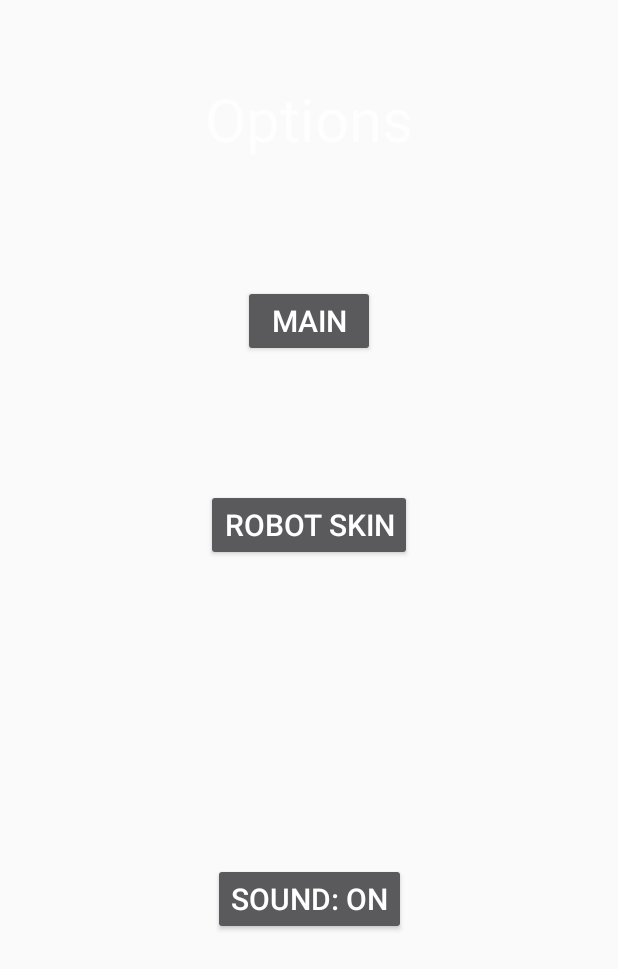
After one commit to Luyaren/AndroidGameMadeForClass, an Android app: the layout activity_options_actvity.xml on its own in the app's theme, with its tools: preview values and no code run, on a phone screen of 412 x 824 dp. The commit adds this screen. Shown: the top 969 px of the screen. Run offline under Robolectric (Android 15) with nearby library versions, the phone set to English and light mode, and no system bars.

Commit message:
Merged PR 48: Added options activity and ability to choose robot skin and changed level play music

```diff
--- a/app/src/main/AndroidManifest.xml
+++ b/app/src/main/AndroidManifest.xml
@@ -23,7 +23,8 @@
             android:name=".activities.LevelSelectActivity"
             android:label="@string/title_activity_level_select"
             android:theme="@style/AppTheme.NoActionBar" />
-        <activity android:name=".activities.LevelPlayActivity"></activity>
+        <activity android:name=".activities.LevelPlayActivity" />
+        <activity android:name=".activities.OptionsActvity"></activity>
     </application>
 
 </manifest>
--- a/app/src/main/java/io/robotbois/robotboisapp/activities/MainActivity.kt
+++ b/app/src/main/java/io/robotbois/robotboisapp/activities/MainActivity.kt
@@ -6,12 +6,12 @@ import android.media.MediaPlayer
 import android.support.v7.app.AppCompatActivity
 import android.os.Bundle
 import io.robotbois.robotboisapp.R
-import io.robotbois.robotboisapp.activities.LevelPlayActivity
-import io.robotbois.robotboisapp.activities.LevelSelectActivity
+import android.support.v7.app.AlertDialog
 import io.robotbois.robotboisapp.managers.GameStateManager
 import io.robotbois.robotboisapp.managers.MusicManager
 import kotlinx.android.synthetic.main.activity_main.*
 import org.jetbrains.anko.*
+
 
 class MainActivity : AppCompatActivity() {
 
@@ -36,7 +36,7 @@ class MainActivity : AppCompatActivity() {
         }
 
         bOptions.setOnClickListener {
-            toast("Options!")
+            startActivity<OptionsActvity>()
         }
 
         bTutorial.setOnClickListener {
--- a/app/src/main/java/io/robotbois/robotboisapp/managers/MusicManager.kt
+++ b/app/src/main/java/io/robotbois/robotboisapp/managers/MusicManager.kt
@@ -15,7 +15,7 @@ object MusicManager{
     fun intializer(cont: Context){
         if(hasStarted == 0) {
             menuMusic = MediaPlayer.create(cont, R.raw.automaton)
-            gameMusic = MediaPlayer.create(cont, R.raw.mechanism)
+            gameMusic = MediaPlayer.create(cont, R.raw.gearbox)
             hasStarted = 1
         }
     }
@@ -36,7 +36,7 @@ object MusicManager{
 
     fun playGameMusic(cont: Context): Unit {
         if(!gameMusic.isPlaying) {
-            gameMusic = MediaPlayer.create(cont, R.raw.mechanism)
+            gameMusic = MediaPlayer.create(cont, R.raw.gearbox)
             gameMusic.setLooping(true)
             gameMusic.start()
         }
--- a/app/src/main/res/layout/activity_level_play.xml
+++ b/app/src/main/res/layout/activity_level_play.xml
@@ -76,7 +76,7 @@
         <GridLayout
             android:id="@+id/lGrid"
             android:layout_width="0dp"
-            android:layout_height="205dp"
+            android:layout_height="237dp"
             android:layout_marginBottom="8dp"
             android:layout_marginEnd="8dp"
             android:layout_marginStart="8dp"
--- /dev/null
+++ b/app/src/main/res/layout/activity_options_actvity.xml
@@ -0,0 +1,68 @@
+<?xml version="1.0" encoding="utf-8"?>
+<android.support.constraint.ConstraintLayout xmlns:android="http://schemas.android.com/apk/res/android"
+    xmlns:app="http://schemas.android.com/apk/res-auto"
+    xmlns:tools="http://schemas.android.com/tools"
+    android:layout_width="match_parent"
+    android:layout_height="match_parent"
+    tools:context=".activities.OptionsActvity"
+    android:theme="@style/Theme.AppCompat">
+
+
+    <Button
+        android:id="@+id/bMain"
+        android:layout_width="wrap_content"
+        android:layout_height="wrap_content"
+        android:layout_marginEnd="8dp"
+        android:layout_marginStart="8dp"
+        android:layout_marginTop="84dp"
+        android:text="Main"
+        android:textSize="20sp"
+        app:layout_constraintEnd_toEndOf="parent"
+        app:layout_constraintStart_toStartOf="parent"
+        app:layout_constraintTop_toBottomOf="@+id/ptOptions" />
+
+    <Button
+        android:id="@+id/bRobotSkin"
+        android:layout_width="wrap_content"
+        android:layout_height="wrap_content"
+        android:layout_marginEnd="8dp"
+        android:layout_marginStart="8dp"
+        android:layout_marginTop="88dp"
+        android:text="Robot Skin"
+        android:textSize="20sp"
+        app:layout_constraintEnd_toEndOf="parent"
+        app:layout_constraintStart_toStartOf="parent"
+        app:layout_constraintTop_toBottomOf="@+id/bMain" />
+
+    <Button
+        android:id="@+id/bSound"
+        android:layout_width="wrap_content"
+        android:layout_height="wrap_content"
+        android:layout_marginBottom="8dp"
+        android:layout_marginEnd="8dp"
+        android:layout_marginStart="8dp"
+        android:layout_marginTop="8dp"
+        android:text="Sound: ON"
+        android:textSize="20sp"
+        app:layout_constraintBottom_toBottomOf="parent"
+        app:layout_constraintEnd_toEndOf="parent"
+        app:layout_constraintStart_toStartOf="parent"
+        app:layout_constraintTop_toBottomOf="@+id/bRobotSkin" />
+
+    <TextView
+        android:id="@+id/ptOptions"
+        android:layout_width="wrap_content"
+        android:layout_height="wrap_content"
+        android:layout_marginEnd="8dp"
+        android:layout_marginStart="8dp"
+        android:layout_marginTop="52dp"
+        android:ems="10"
+        android:gravity="center_horizontal"
+        android:inputType="textPersonName"
+        android:text="Options"
+        android:textSize="40sp"
+        app:layout_constraintEnd_toEndOf="parent"
+        app:layout_constraintHorizontal_bias="0.503"
+        app:layout_constraintStart_toStartOf="parent"
+        app:layout_constraintTop_toTopOf="parent" />
+</android.support.constraint.ConstraintLayout>
--- a/app/src/main/res/layout/navigation_buttons.xml
+++ b/app/src/main/res/layout/navigation_buttons.xml
@@ -35,4 +35,5 @@
         android:layout_weight="1"
         android:text="Delete"
         android:textSize="12sp" />
+
 </LinearLayout>
```
Also changed, not shown: app/src/main/java/io/robotbois/robotboisapp/activities/LevelPlayActivity.kt (+5 -4 lines), app/src/main/java/io/robotbois/robotboisapp/activities/OptionsActvity.kt (added, +67 -0 lines), app/src/main/res/layout/robot_skin_select.xml (added, +50 -0 lines), 1 other file.
